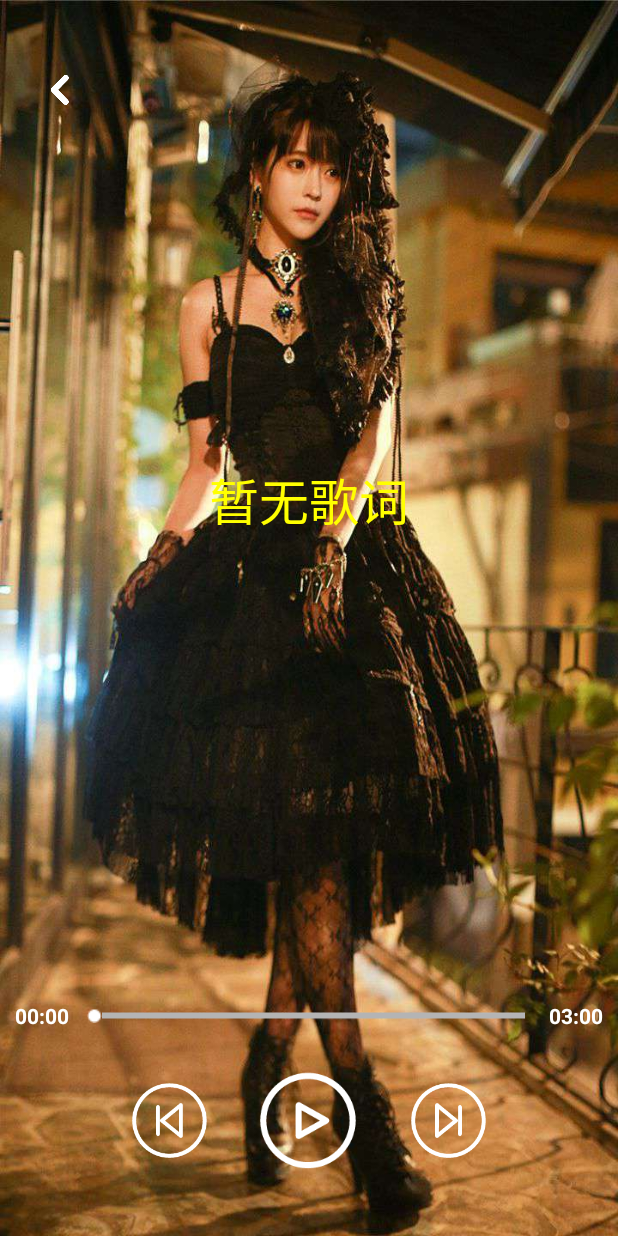
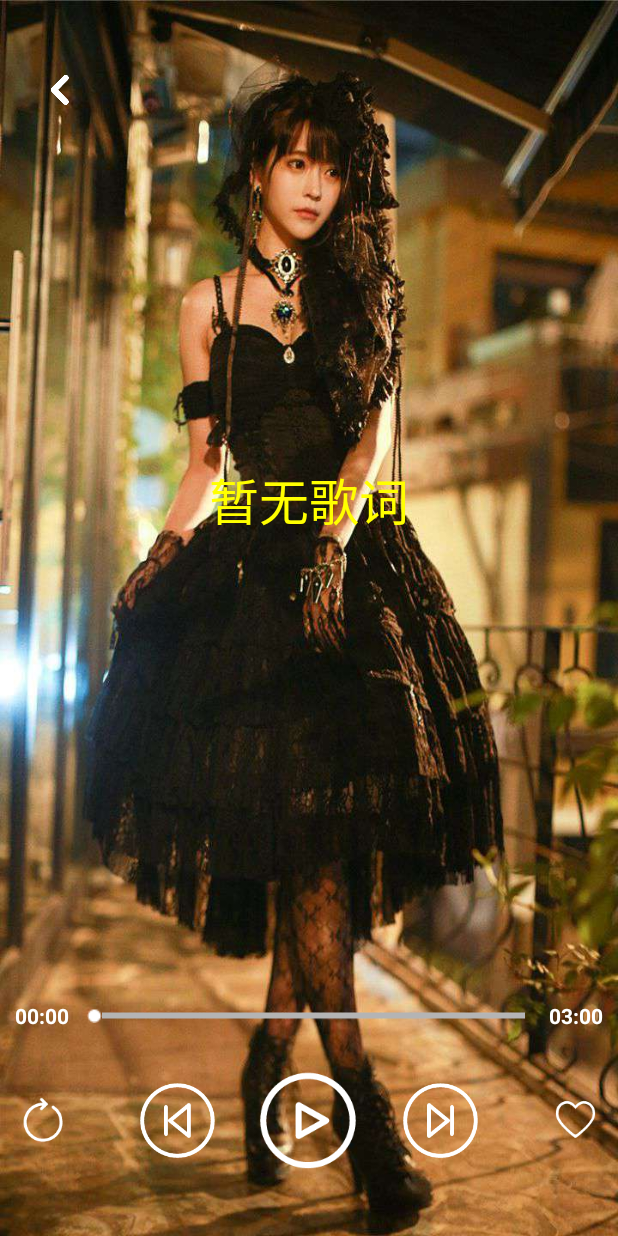
Before and after one commit to ld11620967/EtherealMuisc, an Android app: the layout activity_play.xml on its own in the app's theme, with its tools: preview values and no code run, on a phone screen of 412 x 824 dp. Run offline under Robolectric (Android 15) with nearby library versions, the phone set to English and light mode, and no system bars.

Commit message:
add music_control and my_favorite button.

```diff
--- /dev/null
+++ b/app/src/main/res/drawable/btn_my_favorite_selector.xml
@@ -0,0 +1,5 @@
+<?xml version="1.0" encoding="utf-8"?>
+<selector xmlns:android="http://schemas.android.com/apk/res/android">
+    <item android:drawable="@drawable/button_collect" android:state_selected="true" />
+    <item android:drawable="@drawable/button_no_collect" />
+</selector>
--- a/app/src/main/res/layout/activity_play.xml
+++ b/app/src/main/res/layout/activity_play.xml
@@ -98,9 +98,17 @@
             android:orientation="horizontal">
 
             <ImageButton
+                android:id="@+id/ib_music_contorl"
+                android:layout_width="30dp"
+                android:layout_height="30dp"
+                android:background="@drawable/button_loop"
+                android:scaleType="centerInside" />
+
+            <ImageButton
                 android:id="@+id/ib_play_previous"
                 android:layout_width="50dp"
                 android:layout_height="wrap_content"
+                android:layout_marginStart="50dp"
                 android:background="@android:color/transparent"
                 android:scaleType="centerInside"
                 android:src="@drawable/previous_song" />
@@ -109,17 +117,25 @@
                 android:id="@+id/ib_play_contorl"
                 android:layout_width="65dp"
                 android:layout_height="65dp"
-                android:layout_marginLeft="35dp"
-                android:layout_marginRight="35dp"
+                android:layout_marginLeft="30dp"
+                android:layout_marginRight="30dp"
                 android:background="@drawable/play_btn_play_pause_selector" />
 
             <ImageButton
                 android:id="@+id/ib_play_next"
                 android:layout_width="50dp"
                 android:layout_height="wrap_content"
+                android:layout_marginEnd="50dp"
                 android:background="@android:color/transparent"
                 android:scaleType="centerInside"
                 android:src="@drawable/next_song" />
+
+            <ImageButton
+                android:id="@+id/ib_my_favorite"
+                android:layout_width="30dp"
+                android:layout_height="30dp"
+                android:background="@drawable/btn_my_favorite_selector"
+                android:scaleType="centerInside" />
         </LinearLayout>
 
     </LinearLayout>
```
Also changed, not shown: app/src/main/java/com/nilin/etherealmuisc/activity/PlayActivity.kt (+37 -3 lines), app/src/main/res/drawable-hdpi/button_collect.png (added), app/src/main/res/drawable-hdpi/button_loop.png (added), app/src/main/res/drawable-hdpi/button_loop_one.png (added), app/src/main/res/drawable-hdpi/button_no_collect.png (added), app/src/main/res/drawable-hdpi/button_random.png (added).
